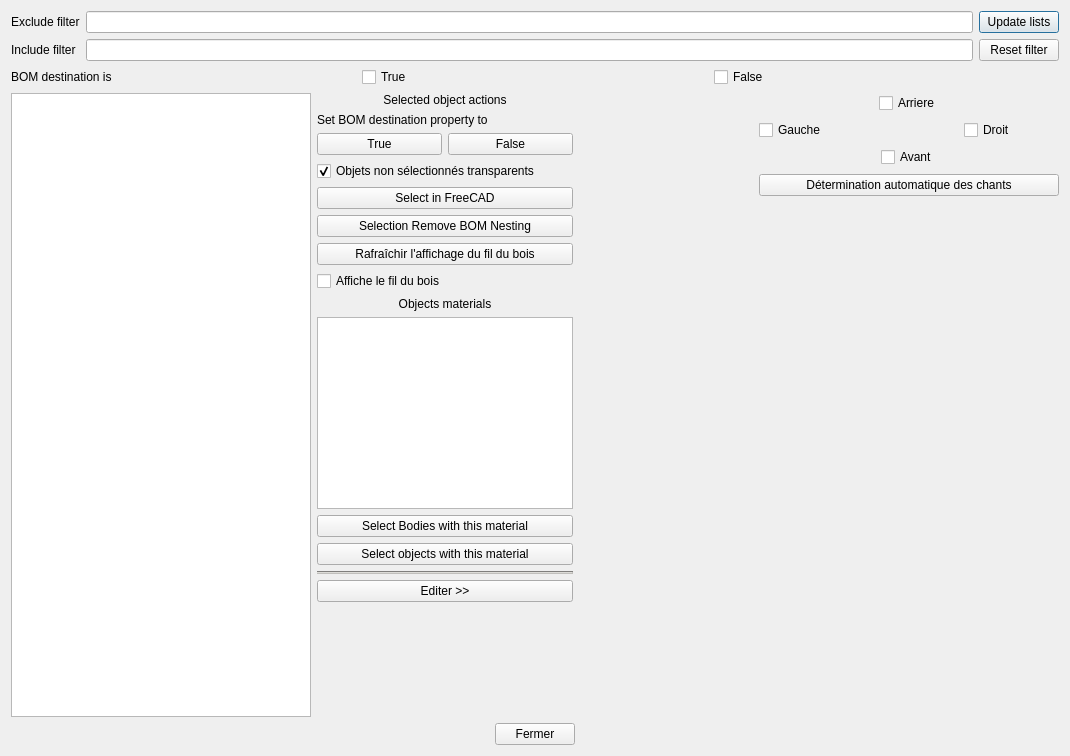
First picture: the form in BOM_objects_managment.ui, repository Matt-Kron/FreeCAD_BespokeFurniture, before the edit.
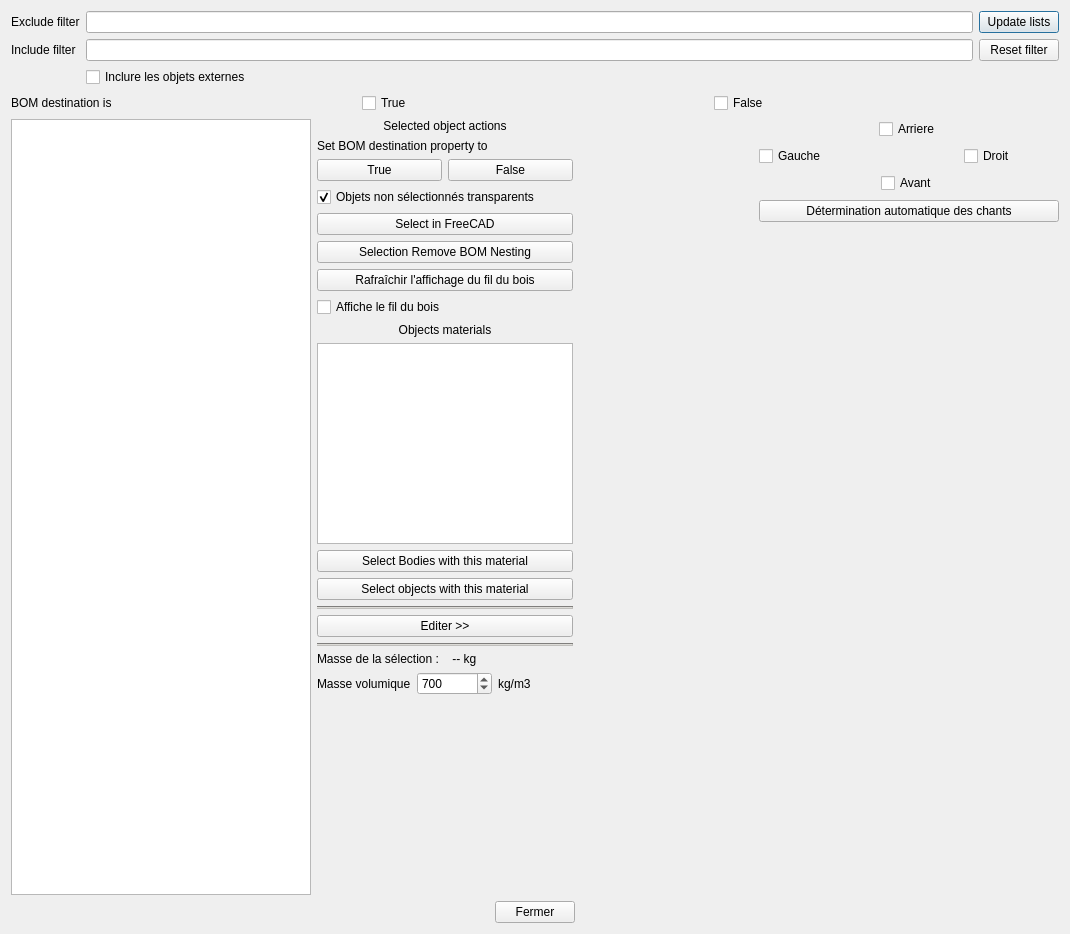
Second picture: the form after the edit. Icons and pictures are not drawn.

Patch:
```diff
--- a/BOM_objects_managment.ui
+++ b/BOM_objects_managment.ui
@@ -7,7 +7,7 @@
     <x>0</x>
     <y>0</y>
     <width>1070</width>
-    <height>756</height>
+    <height>934</height>
    </rect>
   </property>
   <property name="windowTitle">
@@ -19,6 +19,20 @@
    </property>
    <item>
     <layout class="QGridLayout" name="gridLayout">
+     <item row="1" column="1">
+      <widget class="QLineEdit" name="includeFilter_lineEdit">
+       <property name="clearButtonEnabled">
+        <bool>true</bool>
+       </property>
+      </widget>
+     </item>
+     <item row="1" column="0">
+      <widget class="QLabel" name="label_7">
+       <property name="text">
+        <string>Include filter</string>
+       </property>
+      </widget>
+     </item>
      <item row="0" column="0">
       <widget class="QLabel" name="label_6">
        <property name="text">
@@ -33,27 +47,6 @@
        </property>
       </widget>
      </item>
-     <item row="0" column="1">
-      <widget class="QLineEdit" name="excludeFilter_lineEdit">
-       <property name="clearButtonEnabled">
-        <bool>true</bool>
-       </property>
-      </widget>
-     </item>
-     <item row="1" column="0">
-      <widget class="QLabel" name="label_7">
-       <property name="text">
-        <string>Include filter</string>
-       </property>
-      </widget>
-     </item>
-     <item row="1" column="1">
-      <widget class="QLineEdit" name="includeFilter_lineEdit">
-       <property name="clearButtonEnabled">
-        <bool>true</bool>
-       </property>
-      </widget>
-     </item>
      <item row="1" column="2">
       <widget class="QPushButton" name="resetFilter_pushButton">
        <property name="text">
@@ -61,6 +54,23 @@
        </property>
       </widget>
      </item>
+     <item row="0" column="1">
+      <widget class="QLineEdit" name="excludeFilter_lineEdit">
+       <property name="clearButtonEnabled">
+        <bool>true</bool>
+       </property>
+      </widget>
+     </item>
+     <item row="2" column="1">
+      <widget class="QCheckBox" name="linkObjects_checkBox">
+       <property name="text">
+        <string>Inclure les objets externes</string>
+       </property>
+       <property name="checked">
+        <bool>false</bool>
+       </property>
+      </widget>
+     </item>
     </layout>
    </item>
    <item>
@@ -231,6 +241,65 @@
          </property>
         </widget>
        </item>
+       <item>
+        <widget class="QFrame" name="frame_2">
+         <property name="styleSheet">
+          <string notr="true">background-color: rgb(192, 191, 188);</string>
+         </property>
+         <property name="frameShape">
+          <enum>QFrame::Shape::HLine</enum>
+         </property>
+         <property name="frameShadow">
+          <enum>QFrame::Shadow::Sunken</enum>
+         </property>
+        </widget>
+       </item>
+       <item>
+        <layout class="QHBoxLayout" name="horizontalLayout_8">
+         <item>
+          <widget class="QLabel" name="label_5">
+           <property name="text">
+            <string>Masse de la sélection : </string>
+           </property>
+          </widget>
+         </item>
+         <item>
+          <widget class="QLabel" name="masse_label">
+           <property name="text">
+            <string> -- kg</string>
+           </property>
+          </widget>
+         </item>
+        </layout>
+       </item>
+       <item>
+        <layout class="QHBoxLayout" name="horizontalLayout_5">
+         <item>
+          <widget class="QLabel" name="label_8">
+           <property name="text">
+            <string>Masse volumique</string>
+           </property>
+          </widget>
+         </item>
+         <item>
+          <widget class="QSpinBox" name="masseVolumique_spinBox">
+           <property name="maximum">
+            <number>10000</number>
+           </property>
+           <property name="value">
+            <number>700</number>
+           </property>
+          </widget>
+         </item>
+         <item>
+          <widget class="QLabel" name="label_9">
+           <property name="text">
+            <string>kg/m3</string>
+           </property>
+          </widget>
+         </item>
+        </layout>
+       </item>
        <item>
         <spacer name="verticalSpacer">
          <property name="orientation">
```
